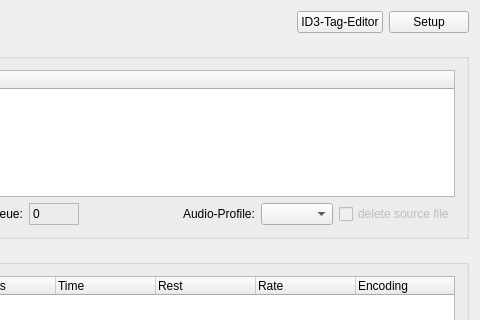
First picture: the form in src/forms/mp3encode/mp3encode.ui, repository pfedick/mp3encoder, before the edit; both pictures show x 370 to 850 and y 0 to 320 of the 850 by 633 pixel window.
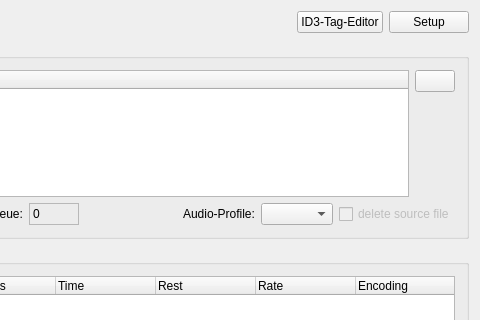
Second picture: the form after the edit. Icons and pictures are not drawn.

Commit message: Added Delete Button to remove selected Tracks from Queue

```diff
--- a/src/forms/mp3encode/mp3encode.ui
+++ b/src/forms/mp3encode/mp3encode.ui
@@ -127,6 +127,11 @@
      </property>
      <layout class="QVBoxLayout" name="verticalLayout_3">
       <item>
+       <layout class="QHBoxLayout" name="horizontalLayout">
+        <property name="topMargin">
+         <number>0</number>
+        </property>
+        <item>
        <widget class="QTreeWidget" name="QueueTreeWidget">
         <property name="dragDropMode">
          <enum>QAbstractItemView::DropOnly</enum>
@@ -156,6 +161,41 @@
        </widget>
       </item>
       <item>
+         <layout class="QVBoxLayout" name="verticalLayout_4">
+          <property name="topMargin">
+           <number>0</number>
+          </property>
+          <item>
+           <widget class="QPushButton" name="deleteQueueButton">
+            <property name="text">
+             <string/>
+            </property>
+            <property name="icon">
+             <iconset theme="QIcon::ThemeIcon::EditDelete"/>
+            </property>
+            <property name="autoDefault">
+             <bool>false</bool>
+            </property>
+           </widget>
+          </item>
+          <item>
+           <spacer name="verticalSpacer">
+            <property name="orientation">
+             <enum>Qt::Orientation::Vertical</enum>
+            </property>
+            <property name="sizeHint" stdset="0">
+             <size>
+              <width>20</width>
+              <height>40</height>
+             </size>
+            </property>
+           </spacer>
+          </item>
+         </layout>
+        </item>
+       </layout>
+      </item>
+      <item>
        <layout class="QHBoxLayout">
         <item>
          <widget class="QLabel" name="label">
```
Left out of the diff: 18 changed lines with no effect on the pictures. Lines whose indentation alone changed are shown as unchanged. The commit also changes 4 other files.
